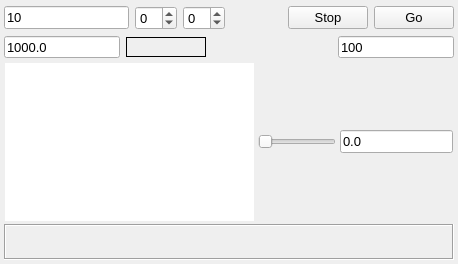
MccDv/universaltest, file aosubwidget.ui: the form before one commit.
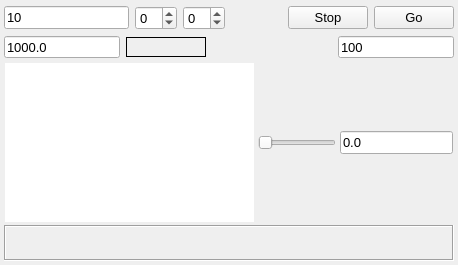
The form after the commit. The open tabs and pages were chosen to show the change. Custom widgets are drawn as their Qt base class.

Diff of the .ui file:
```diff
--- a/aosubwidget.ui
+++ b/aosubwidget.ui
@@ -7,7 +7,7 @@
     <x>0</x>
     <y>0</y>
     <width>458</width>
-    <height>263</height>
+    <height>265</height>
    </rect>
   </property>
   <property name="font">
@@ -311,9 +311,6 @@
             <property name="frameShape">
              <enum>QFrame::NoFrame</enum>
             </property>
-            <property name="tabStopWidth">
-             <number>40</number>
-            </property>
            </widget>
           </item>
           <item>
```
Left out of the diff: 2 changed lines with no effect on the pictures.
